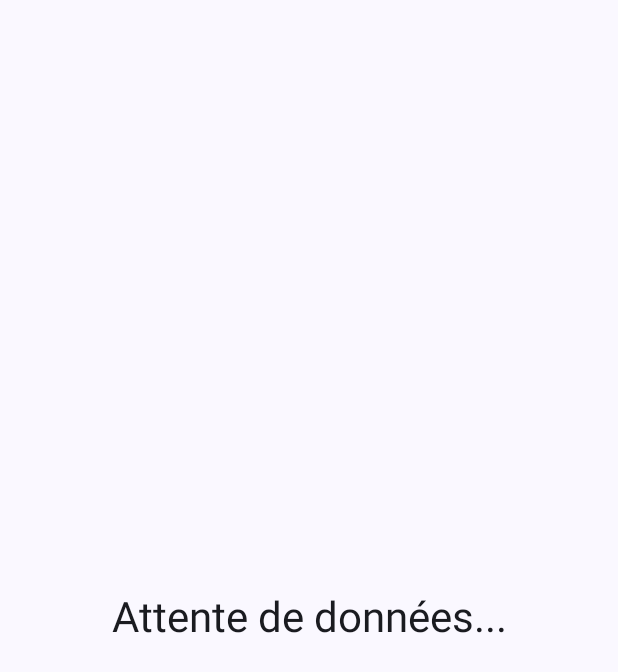
After one commit to KarenKhou/SmartCloset, an Android app built with Jetpack Compose: the composable AlertScreen shown on its own in the app's theme, on a phone screen of 412 x 824 dp. The commit adds this screen. Shown: the top 672 px of the screen. Run offline under Robolectric (Android 15) with nearby library versions, the phone set to English and light mode, and no system bars.

Commit message:
alert simulation

```diff
--- /dev/null
+++ b/MobileApp/app/src/main/java/com/example/tesy2/ui/screens/AlertScreen.kt
@@ -0,0 +1,38 @@
+package com.example.tesy2.ui.screens
+
+import androidx.compose.foundation.layout.*
+import androidx.compose.material3.*
+import androidx.compose.runtime.*
+import androidx.compose.ui.Alignment
+import androidx.compose.ui.Modifier
+import androidx.compose.ui.unit.dp
+import androidx.lifecycle.viewmodel.compose.viewModel
+import com.example.tesy2.viewmodel.AlertViewModel
+
+import androidx.compose.runtime.LaunchedEffect
+import androidx.navigation.NavController
+
+@Composable
+fun AlertScreen(
+    navController: NavController,
+    viewModel: AlertViewModel = viewModel()
+) {
+    val alertText by viewModel.alertText.collectAsState()
+
+    // Sur réception de "ALERT", on navigue
+    LaunchedEffect(alertText) {
+        if (alertText == "ALERT") {
+            navController.navigate("removeOutfit")
+        }
+    }
+
+    Box(
+        modifier = Modifier.fillMaxSize(),
+        contentAlignment = Alignment.Center
+    ) {
+        Text(
+            text = alertText.ifEmpty { "Attente de données..." },
+            style = MaterialTheme.typography.headlineMedium
+        )
+    }
+}
--- /dev/null
+++ b/MobileApp/app/src/main/java/com/example/tesy2/viewmodel/AlertViewModel.kt
@@ -0,0 +1,24 @@
+package com.example.tesy2.viewmodel
+
+import androidx.lifecycle.ViewModel
+import kotlinx.coroutines.flow.MutableStateFlow
+import kotlinx.coroutines.flow.StateFlow
+import kotlinx.coroutines.flow.asStateFlow
+import kotlinx.coroutines.*
+
+class AlertViewModel : ViewModel() {
+    private val _alertText = MutableStateFlow("")
+    val alertText: StateFlow<String> = _alertText.asStateFlow()
+
+    init {
+        simulateBluetoothReception()
+    }
+
+    private fun simulateBluetoothReception() {
+        // Simule une réception "ALERT" après 3 secondes
+        CoroutineScope(Dispatchers.IO).launch {
+            delay(10000)
+            _alertText.value = "ALERT"
+        }
+    }
+}
```
Also changed, not shown: MobileApp/app/src/main/java/com/example/tesy2/MainActivity.kt (+25 -3 lines), MobileApp/app/src/main/java/com/example/tesy2/ui/navigation/AppNavHost.kt (+12 -0 lines), MobileApp/app/src/main/java/com/example/tesy2/ui/screens/RemoveOutfitScreen.kt (added, +69 -0 lines).
